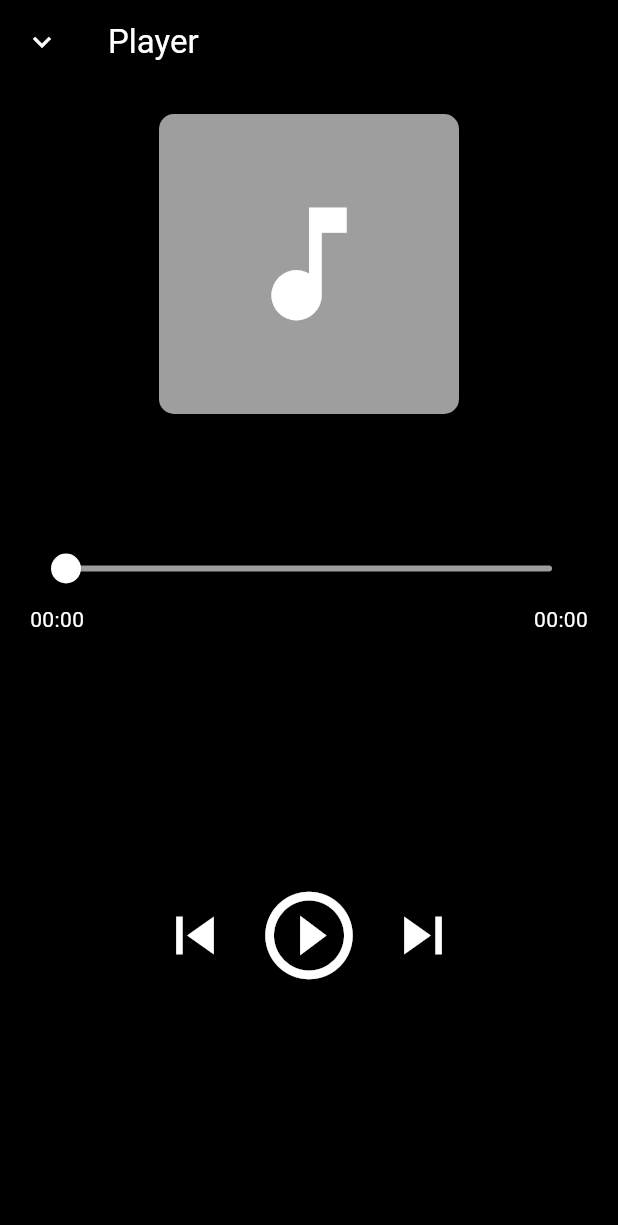
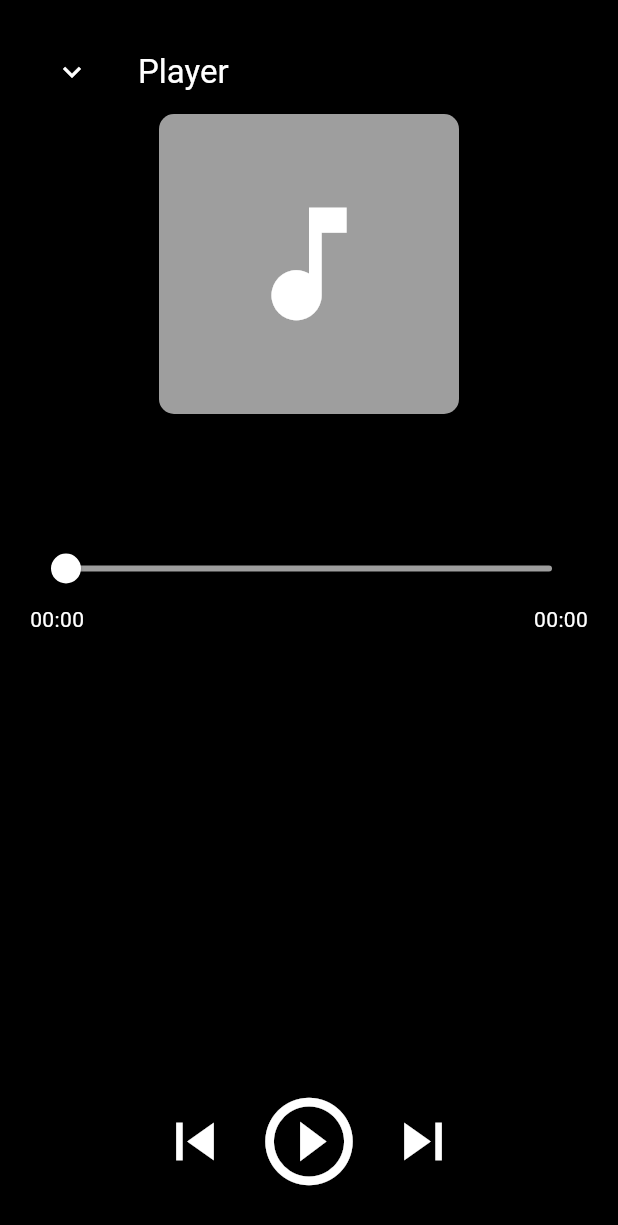
Before and after one commit to egnaro1007/symphonia, a Flutter app: the screen it shows after launch, after a tap on the "search" icon, after a tap on "Now Playing", on a phone screen of 412 x 824 dp. Shown: the top 1225 px of the screen. Run offline on Flutter 3.47's test engine with Material 3 defaults, Android fonts, the phone set to English and light mode, and no system bars; our stand-ins replace audioplayers, fl_chart, flutter_dotenv; network calls fail.

Commit message:
fix: overflow when opening player_screen.dart

```diff
--- a/lib/screens/navigation_bar_screen.dart
+++ b/lib/screens/navigation_bar_screen.dart
@@ -78,22 +78,30 @@ class _NavigationBarScreenState extends State<NavigationBarScreen> {
   @override
   Widget build(BuildContext context) {
     final colourScheme = Theme.of(context).colorScheme;
+
     return Scaffold(
-      body: Column(
+      body: SafeArea(
+        child: Stack(
           children: [
-          if (_isNavBarVisible)
+            Column(
+              children: [
                 Expanded(
-              child: _screens[_selectedBody],
+                  child: _isNavBarVisible
+                      ? _screens[_selectedBody]
+                      : Container(), // hoặc giữ nguyên widget tĩnh nào đó
                 ),
-          MiniPlayer(expandPlayerCallback: toggleNavigationBar),
-        ]
+                SizedBox(height: 70), // chừa chỗ cho MiniPlayer
+              ],
             ),
-      bottomNavigationBar: Column(
-        mainAxisSize: MainAxisSize.min,
-        children: [
-          Visibility(
-            visible: _isNavBarVisible,
-            child: BottomNavigationBar(
+            Align(
+              alignment: Alignment.bottomCenter,
+              child: MiniPlayer(expandPlayerCallback: toggleNavigationBar),
+            ),
+          ],
+        ),
+      ),
+      bottomNavigationBar: _isNavBarVisible
+          ? BottomNavigationBar(
         currentIndex: _selectedBottom,
         onTap: _onItemTapped,
         backgroundColor: colourScheme.surface,
@@ -104,10 +112,9 @@ class _NavigationBarScreenState extends State<NavigationBarScreen> {
         items: _screens.take(5).map((screen) =>
             BottomNavigationBarItem(icon: screen.icon, label: screen.title)
         ).toList(),
-            ),
-          ),
-        ],
-      ),
+      )
+          : null,
     );
   }
+
 }
--- a/lib/screens/player/player_screen.dart
+++ b/lib/screens/player/player_screen.dart
@@ -77,7 +77,18 @@ class _PlayerScreenState extends State<PlayerScreen> {
   Widget build(BuildContext context) {
     return Scaffold(
       backgroundColor: Colors.black,
-      body: Column(
+      body: SafeArea(
+        child: LayoutBuilder(
+          builder: (context, constraints) {
+            return SingleChildScrollView(
+              child: ConstrainedBox(
+                constraints: BoxConstraints(minHeight: constraints.maxHeight),
+                child: IntrinsicHeight(
+                  child: Container(
+                    color: Colors.black,
+                    padding: const EdgeInsets.all(20.0),
+                    child: Column(
+                      crossAxisAlignment: CrossAxisAlignment.center,
                       children: [
                         AppBar(
                           backgroundColor: Colors.black,
@@ -87,10 +98,6 @@ class _PlayerScreenState extends State<PlayerScreen> {
                           ),
                           title: Text("Player", style: TextStyle(color: Colors.white)),
                         ),
-          Padding(
-            padding: const EdgeInsets.all(20.0),
-            child: Column(
-              children: [
                         Container(
                           height: 200,
                           width: 200,
@@ -105,7 +112,8 @@ class _PlayerScreenState extends State<PlayerScreen> {
                             child: Image.network(
                               _playerController.playingSong.imagePath,
                               fit: BoxFit.cover,
-                        errorBuilder: (context, error, stackTrace) => Icon(Icons.music_note, size: 100, color: Colors.white),
+                              errorBuilder: (context, error, stackTrace) =>
+                                  Icon(Icons.music_note, size: 100, color: Colors.white),
                             ),
                           ),
                         ),
@@ -120,13 +128,7 @@ class _PlayerScreenState extends State<PlayerScreen> {
                           style: TextStyle(color: Colors.white70, fontSize: 16),
                           textAlign: TextAlign.center,
                         ),
-              ],
-            ),
-          ),
-          Padding(
-            padding: const EdgeInsets.symmetric(horizontal: 20.0),
-            child: Column(
-              children: [
+                        const SizedBox(height: 20),
                         Slider(
                           value: _totalDuration.inSeconds > 0 ? _currentPosition.inSeconds.toDouble() : 0.0,
                           max: _totalDuration.inSeconds > 0 ? _totalDuration.inSeconds.toDouble() : 1.0,
@@ -151,13 +153,7 @@ class _PlayerScreenState extends State<PlayerScreen> {
                             ),
                           ],
                         ),
-              ],
-            ),
-          ),
-          Expanded(
-            child: Column(
-              mainAxisAlignment: MainAxisAlignment.center,
-              children: [
+                        Spacer(),
                         Row(
                           mainAxisAlignment: MainAxisAlignment.center,
                           children: [
@@ -192,10 +188,15 @@ class _PlayerScreenState extends State<PlayerScreen> {
                       ],
                     ),
                   ),
-        ],
+                ),
+              ),
+            );
+          },
+        ),
       ),
     );
   }
+
 
   @override
   void dispose() {
```
Lines whose indentation alone changed are shown as unchanged.
